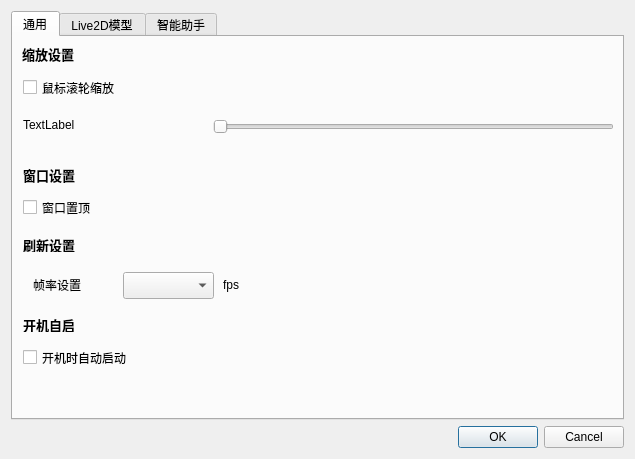
Above: settingsdialog.ui from Positron114514/GunShipVPet before the change. Below: the same form after it.
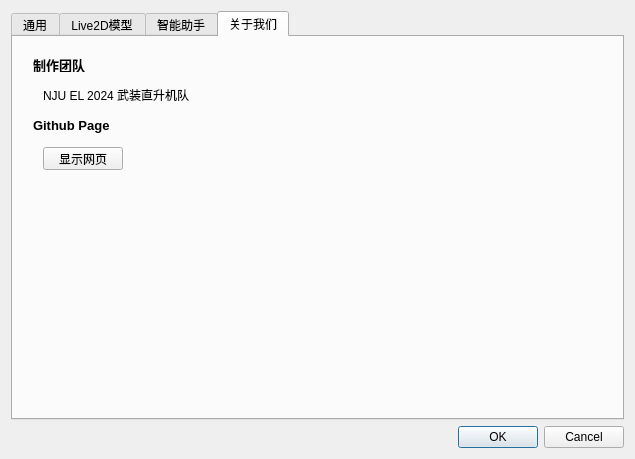
That is the form after the change. The open tabs and pages were chosen to show the change. Custom widgets are drawn as their Qt base class.

Commit message: Structure: restructured settings dialog and add click icons to systemtray

Patch:
```diff
--- a/settingsdialog.ui
+++ b/settingsdialog.ui
@@ -27,7 +27,7 @@
      </property>
     </widget>
    </item>
-   <item row="0" column="0">
+   <item row="1" column="0">
     <widget class="QTabWidget" name="tabWidget">
      <property name="font">
       <font>
@@ -408,6 +408,76 @@
        </property>
       </widget>
      </widget>
+     <widget class="QWidget" name="aboutTab">
+      <attribute name="title">
+       <string>关于我们</string>
+      </attribute>
+      <widget class="QLabel" name="label_9">
+       <property name="geometry">
+        <rect>
+         <x>20</x>
+         <y>20</y>
+         <width>56</width>
+         <height>15</height>
+        </rect>
+       </property>
+       <property name="font">
+        <font>
+         <pointsize>10</pointsize>
+         <italic>false</italic>
+         <bold>true</bold>
+        </font>
+       </property>
+       <property name="text">
+        <string>制作团队</string>
+       </property>
+      </widget>
+      <widget class="QLabel" name="label_10">
+       <property name="geometry">
+        <rect>
+         <x>30</x>
+         <y>50</y>
+         <width>161</width>
+         <height>16</height>
+        </rect>
+       </property>
+       <property name="text">
+        <string>NJU EL 2024 武装直升机队</string>
+       </property>
+      </widget>
+      <widget class="QLabel" name="label_11">
+       <property name="geometry">
+        <rect>
+         <x>20</x>
+         <y>80</y>
+         <width>91</width>
+         <height>16</height>
+        </rect>
+       </property>
+       <property name="font">
+        <font>
+         <pointsize>10</pointsize>
+         <bold>true</bold>
+        </font>
+       </property>
+       <property name="text">
+        <string>Github Page</string>
+       </property>
+      </widget>
+      <widget class="QPushButton" name="btnWebRaw">
+       <property name="geometry">
+        <rect>
+         <x>30</x>
+         <y>110</y>
+         <width>80</width>
+         <height>23</height>
+        </rect>
+       </property>
+       <property name="text">
+        <string>显示网页</string>
+       </property>
+      </widget>
+     </widget>
     </widget>
    </item>
   </layout>
```
Left out of the diff: 2 changed lines with no effect on the pictures. The commit also changes 6 other files.
